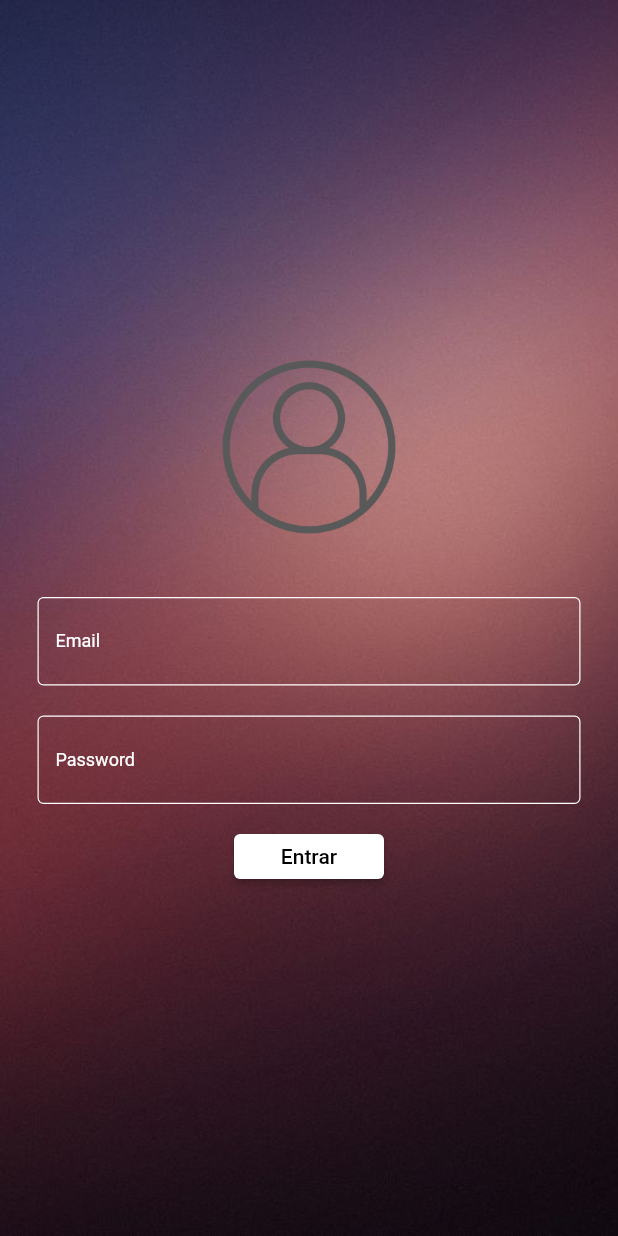
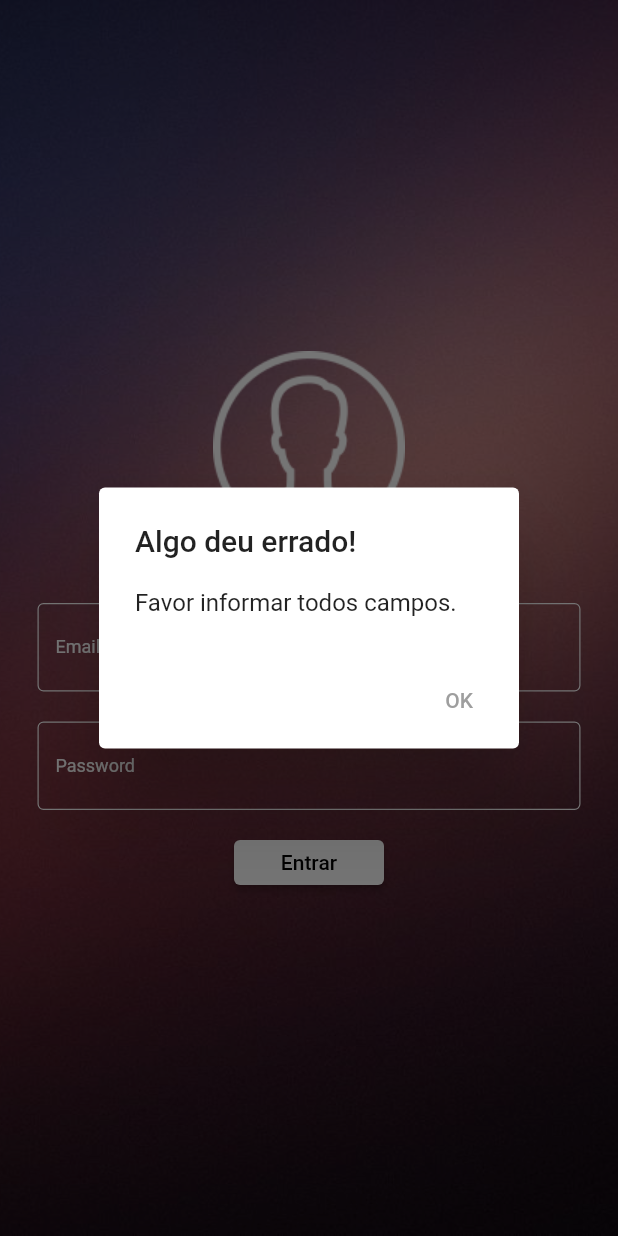
Before and after one commit to fabiojsantosdev/curso_flutter, a Flutter app: the LoginPage screen opened directly, after a tap on "Entrar", on a phone screen of 412 x 824 dp. Run offline on Flutter 3.47's test engine with Material 2 defaults, Android fonts, the light colour scheme and no system bars; network calls fail.

Commit message:
Version 1.0.1

```diff
--- a/Primeiro_app/lib/app_widget.dart
+++ b/Primeiro_app/lib/app_widget.dart
@@ -21,7 +21,7 @@ class AppWidget extends StatelessWidget{
          ),
          initialRoute: '/',
          routes: {
-           '/': (context) => LoginPage(),
+           '/': (context) => const LoginPage(),
            '/home': (context) => HomePage(),
          },
        );
--- a/Primeiro_app/lib/login_page.dart
+++ b/Primeiro_app/lib/login_page.dart
@@ -26,11 +26,7 @@ class _LoginPageState extends State<LoginPage> {
           child: Column(
             mainAxisAlignment: MainAxisAlignment.center,
             children: [
-              SizedBox(
-                width: 120,
-                height: 120,
-                child: Image.asset('assets/images/icon_login.png'),
-              ),
+              Image.asset('assets/images/icon_login_withe.png'),
               Container(
                 height: 40,
               ),
@@ -91,12 +87,31 @@ class _LoginPageState extends State<LoginPage> {
                     onPrimary: Colors.black, //Altera cor texto botão
                   ),
                   onPressed: () {
-                    if (email == 'fabiodev@gmail.com' && password == '212527') {
+                    if  (email == 'fabio' && password == '123'){
                       Navigator.of(context).pushReplacementNamed('/home');
                     } else {
-                      print('email ou senha invalidos');
-                    }
-                  },
+                    (email.isEmpty || password.isEmpty);
+                    showDialog<void>(
+                    context: context,
+                    barrierDismissible: false, // user must tap button!
+                    builder: (BuildContext context) {
+                      return AlertDialog(
+                        title: const Text('Algo deu errado!'),
+                        content: const Text('Favor informar todos campos.'),
+                        actions: <Widget>[
+                          TextButton(
+                            child: const Text('OK'),
+                            onPressed: () {
+                              Navigator.of(context).pop();
+                             },
+                            ),
+                           ],
+                          );
+                         },
+                        );
+                       }
+                      },
+
                   child: const Text('Entrar'),
                   ),
                 ),
@@ -105,7 +120,7 @@ class _LoginPageState extends State<LoginPage> {
         ),
       ),
     );
-  }
+  }// Final Widget
 
   @override
   Widget build(BuildContext context) {
--- a/Primeiro_app/pubspec.yaml
+++ b/Primeiro_app/pubspec.yaml
@@ -60,6 +60,7 @@ flutter:
   # To add assets to your application, add an assets section, like this:
   assets:
      - assets/images/icon_login.png
+     - assets/images/icon_login_withe.png
      - assets/images/background.jpg
   #   - images/a_dot_ham.jpeg
 
```
Also changed, not shown: Primeiro_app/lib/home_page.dart (+25 -1 lines), Primeiro_app/assets/images/icon_login_withe.png (added).
